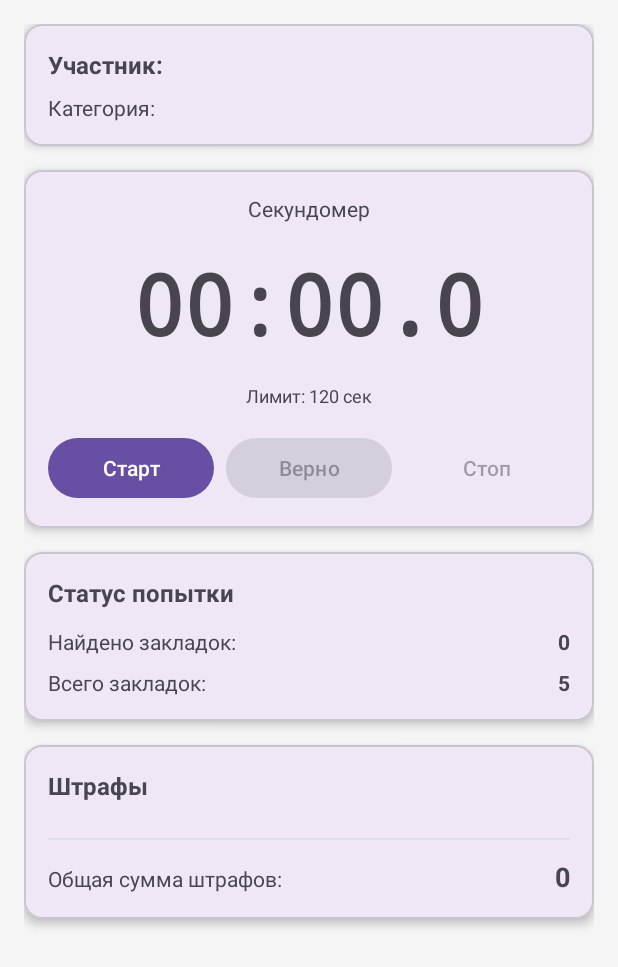
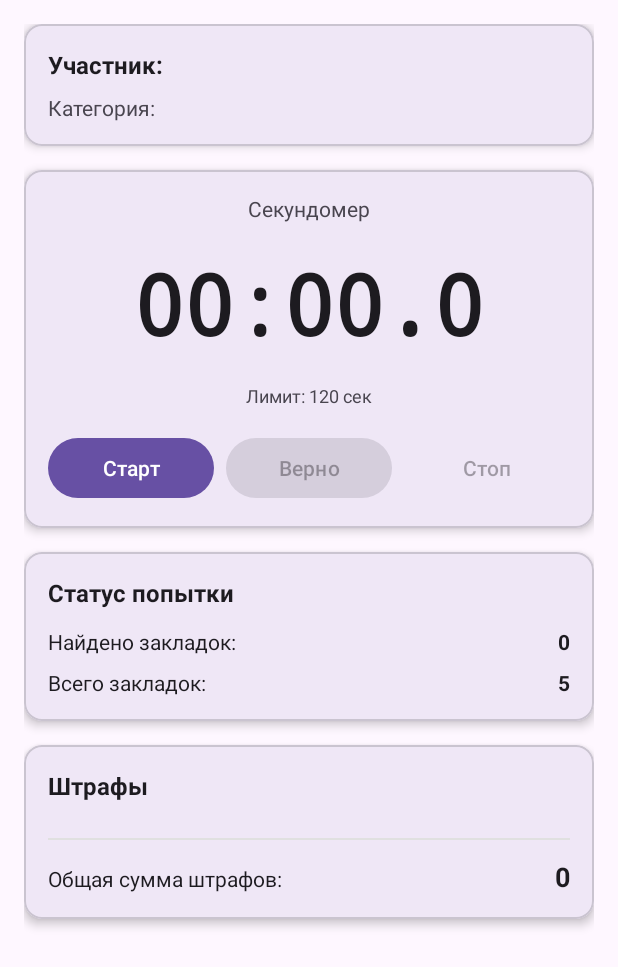
Before and after one commit to Lost756/Nosebrainapp, an Android app: the layout activity_judge.xml on its own in the app's theme, with its tools: preview values and no code run, on a phone screen of 412 x 824 dp. Shown: the top 967 px of the screen. Run offline under Robolectric (Android 15) with nearby library versions, the light colour scheme and no system bars.

Commit message:
Исправлена ошибка с адаптацией приложения под тему устройтсва

```diff
--- a/Nosebrain/app/src/main/res/layout/activity_judge.xml
+++ b/Nosebrain/app/src/main/res/layout/activity_judge.xml
@@ -4,7 +4,7 @@
     xmlns:tools="http://schemas.android.com/tools"
     android:layout_width="match_parent"
     android:layout_height="match_parent"
-    android:background="#f5f5f5"
+    android:background="?android:attr/colorBackground"
     tools:context=".JudgeActivity">
 
     <LinearLayout
@@ -32,6 +32,8 @@
                     android:layout_height="wrap_content"
                     android:text="Участник: "
                     android:textSize="16sp"
+                    android:textColor="?android:attr/textColorPrimary"
+                    android:textColorSecondary="?android:attr/textColorSecondary"
                     android:textStyle="bold"/>
 
                 <TextView
@@ -75,6 +77,8 @@
                     android:textSize="56sp"
                     android:textStyle="bold"
                     android:fontFamily="monospace"
+                    android:textColor="?android:attr/textColorPrimary"
+                    android:textColorSecondary="?android:attr/textColorSecondary"
                     android:layout_marginVertical="16dp"/>
 
                 <TextView
@@ -141,6 +145,8 @@
                     android:layout_height="wrap_content"
                     android:text="Статус попытки"
                     android:textSize="16sp"
+                    android:textColor="?android:attr/textColorPrimary"
+                    android:textColorSecondary="?android:attr/textColorSecondary"
                     android:textStyle="bold"/>
 
                 <LinearLayout
@@ -153,6 +159,8 @@
                         android:layout_width="0dp"
                         android:layout_height="wrap_content"
                         android:layout_weight="1"
+                        android:textColor="?android:attr/textColorPrimary"
+                        android:textColorSecondary="?android:attr/textColorSecondary"
                         android:text="Найдено закладок:"/>
 
                     <TextView
@@ -160,6 +168,8 @@
                         android:layout_width="wrap_content"
                         android:layout_height="wrap_content"
                         android:text="0"
+                        android:textColor="?android:attr/textColorPrimary"
+                        android:textColorSecondary="?android:attr/textColorSecondary"
                         android:textStyle="bold"/>
                 </LinearLayout>
 
@@ -173,6 +183,8 @@
                         android:layout_width="0dp"
                         android:layout_height="wrap_content"
                         android:layout_weight="1"
+                        android:textColor="?android:attr/textColorPrimary"
+                        android:textColorSecondary="?android:attr/textColorSecondary"
                         android:text="Всего закладок:"/>
 
                     <TextView
@@ -180,6 +192,8 @@
                         android:layout_width="wrap_content"
                         android:layout_height="wrap_content"
                         android:text="5"
+                        android:textColor="?android:attr/textColorPrimary"
+                        android:textColorSecondary="?android:attr/textColorSecondary"
                         android:textStyle="bold"/>
                 </LinearLayout>
 
@@ -191,6 +205,8 @@
                     android:layout_marginTop="12dp"
                     android:visibility="gone"
                     android:textSize="14sp"
+                    android:textColor="?android:attr/textColorPrimary"
+                    android:textColorSecondary="?android:attr/textColorSecondary"
                     android:textStyle="bold"/>
 
                 <LinearLayout
@@ -221,6 +237,8 @@
                     android:layout_height="wrap_content"
                     android:text="Штрафы"
                     android:textSize="16sp"
+                    android:textColor="?android:attr/textColorPrimary"
+                    android:textColorSecondary="?android:attr/textColorSecondary"
                     android:textStyle="bold"/>
 
                 <LinearLayout
@@ -245,6 +263,8 @@
                         android:layout_width="0dp"
                         android:layout_height="wrap_content"
                         android:layout_weight="1"
+                        android:textColor="?android:attr/textColorPrimary"
+                        android:textColorSecondary="?android:attr/textColorSecondary"
                         android:text="Общая сумма штрафов:"/>
 
                     <TextView
@@ -253,6 +273,8 @@
                         android:layout_height="wrap_content"
                         android:text="0"
                         android:textStyle="bold"
+                        android:textColor="?android:attr/textColorPrimary"
+                        android:textColorSecondary="?android:attr/textColorSecondary"
                         android:textSize="18sp"/>
                 </LinearLayout>
             </LinearLayout>
@@ -278,6 +300,8 @@
                     android:layout_height="wrap_content"
                     android:text="Итоги попытки"
                     android:textSize="16sp"
+                    android:textColor="?android:attr/textColorPrimary"
+                    android:textColorSecondary="?android:attr/textColorSecondary"
                     android:textStyle="bold"/>
 
                 <LinearLayout
@@ -290,6 +314,8 @@
                         android:layout_width="0dp"
                         android:layout_height="wrap_content"
                         android:layout_weight="1"
+                        android:textColor="?android:attr/textColorPrimary"
+                        android:textColorSecondary="?android:attr/textColorSecondary"
                         android:text="Время:"/>
 
                     <TextView
@@ -297,6 +323,8 @@
                         android:layout_width="wrap_content"
                         android:layout_height="wrap_content"
                         android:text="0 сек"
+                        android:textColor="?android:attr/textColorPrimary"
+                        android:textColorSecondary="?android:attr/textColorSecondary"
                         android:textStyle="bold"/>
                 </LinearLayout>
 
@@ -310,6 +338,8 @@
                         android:layout_width="0dp"
                         android:layout_height="wrap_content"
                         android:layout_weight="1"
+                        android:textColor="?android:attr/textColorPrimary"
+                        android:textColorSecondary="?android:attr/textColorSecondary"
                         android:text="Найдено закладок:"/>
 
                     <TextView
@@ -317,6 +347,8 @@
                         android:layout_width="wrap_content"
                         android:layout_height="wrap_content"
                         android:text="0"
+                        android:textColor="?android:attr/textColorPrimary"
+                        android:textColorSecondary="?android:attr/textColorSecondary"
                         android:textStyle="bold"/>
                 </LinearLayout>
 
@@ -330,6 +362,8 @@
                         android:layout_width="0dp"
                         android:layout_height="wrap_content"
                         android:layout_weight="1"
+                        android:textColor="?android:attr/textColorPrimary"
+                        android:textColorSecondary="?android:attr/textColorSecondary"
                         android:text="Штрафы:"/>
 
                     <TextView
@@ -337,6 +371,8 @@
                         android:layout_width="wrap_content"
                         android:layout_height="wrap_content"
                         android:text="0"
+                        android:textColor="?android:attr/textColorPrimary"
+                        android:textColorSecondary="?android:attr/textColorSecondary"
                         android:textStyle="bold"/>
                 </LinearLayout>
 
@@ -350,6 +386,8 @@
                         android:layout_width="0dp"
                         android:layout_height="wrap_content"
                         android:layout_weight="1"
+                        android:textColor="?android:attr/textColorPrimary"
+                        android:textColorSecondary="?android:attr/textColorSecondary"
                         android:text="Общий балл:"/>
 
                     <TextView
@@ -358,6 +396,8 @@
                         android:layout_height="wrap_content"
                         android:text="---"
                         android:textStyle="bold"
+                        android:textColor="?android:attr/textColorPrimary"
+                        android:textColorSecondary="?android:attr/textColorSecondary"
                         android:textSize="20sp"/>
                 </LinearLayout>
 
--- a/Nosebrain/app/src/main/res/layout/activity_main.xml
+++ b/Nosebrain/app/src/main/res/layout/activity_main.xml
@@ -6,7 +6,7 @@
     android:orientation="vertical"
     android:padding="24dp"
     android:gravity="center"
-    android:background="#f5f5f5">
+    android:background="?android:attr/colorBackground">
 
     <ImageView
         android:layout_width="100dp"
@@ -20,7 +20,8 @@
         android:text="Nosework Judge"
         android:textSize="28sp"
         android:textStyle="bold"
-        android:layout_marginBottom="32dp"/>
+        android:layout_marginBottom="32dp"
+        android:textColor="?android:attr/textColorPrimary"/>
 
     <!-- Выбор соревнования -->
     <com.google.android.material.card.MaterialCardView
@@ -41,6 +42,7 @@
                 android:text="Выберите соревнование"
                 android:textSize="16sp"
                 android:textStyle="bold"
+                android:textColor="?android:attr/textColorPrimary"
                 android:layout_marginBottom="12dp"/>
 
             <Spinner
--- a/Nosebrain/app/src/main/res/layout/activity_results.xml
+++ b/Nosebrain/app/src/main/res/layout/activity_results.xml
@@ -4,6 +4,7 @@
     android:layout_width="match_parent"
     android:layout_height="match_parent"
     android:orientation="vertical"
+    android:background="?android:attr/colorBackground"
     android:padding="16dp">
 
     <TextView
```
Also changed, not shown: Nosebrain/app/src/main/res/values-night/themes.xml (+18 -4 lines), Nosebrain/app/src/main/res/values/colors.xml (+21 -5 lines), Nosebrain/app/src/main/res/values/themes.xml (+16 -3 lines).
